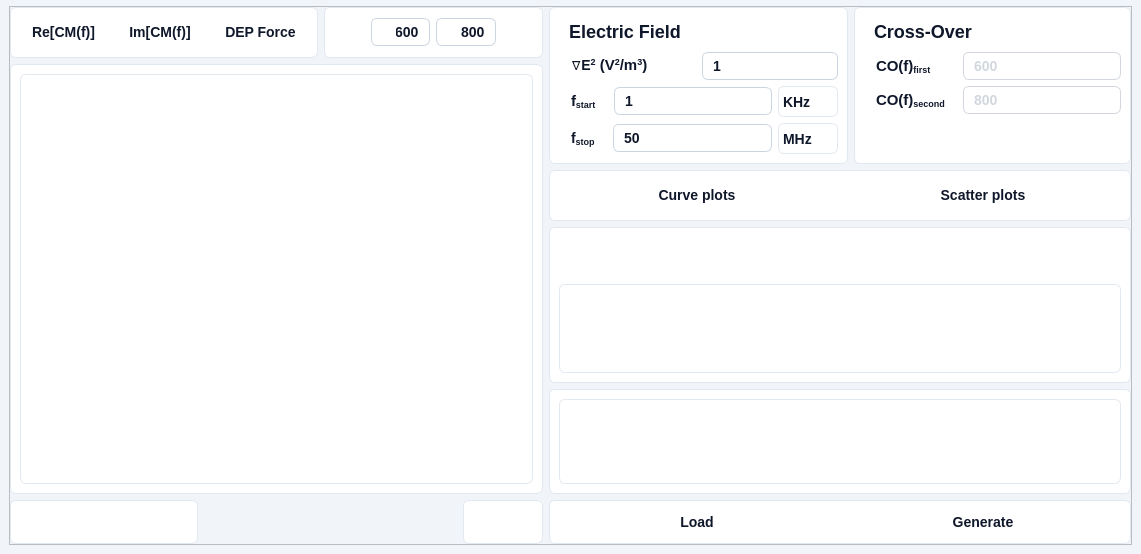
This is ui/main.ui in IoanTivig/OpenDEP_View as Qt 5 draws it before an edit. The edited form follows.
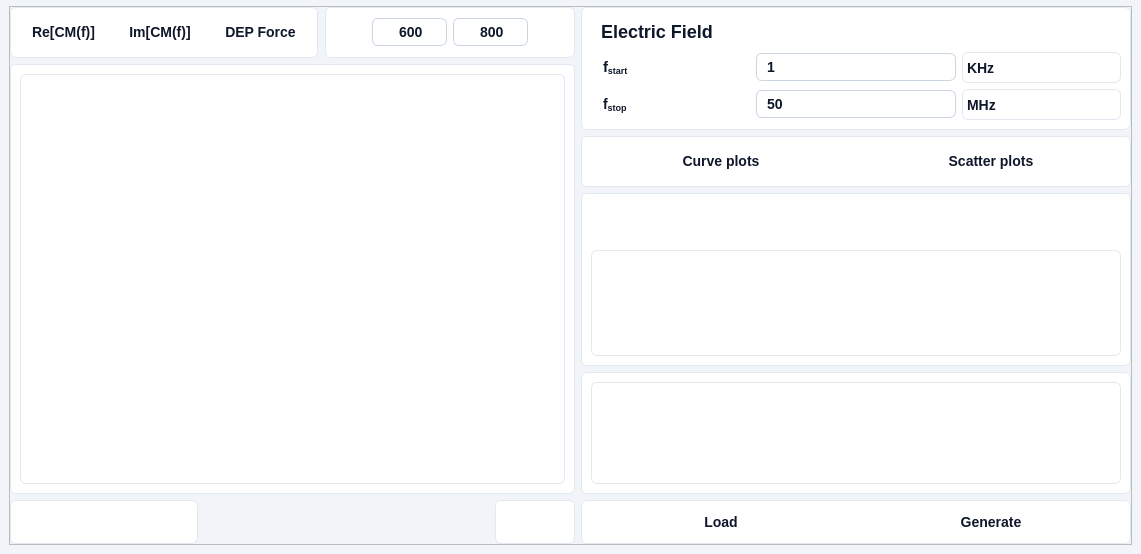
This is the edited form. Icons and pictures are not drawn. Custom widgets are drawn as their Qt base class.

Patch:
```diff
--- a/ui/main.ui
+++ b/ui/main.ui
@@ -1274,76 +1274,6 @@
                  </property>
                 </widget>
                </item>
-               <item>
-                <layout class="QHBoxLayout" name="horizontalLayout_45" stretch="1,1">
-                 <property name="leftMargin">
-                  <number>0</number>
-                 </property>
-                 <property name="topMargin">
-                  <number>0</number>
-                 </property>
-                 <property name="rightMargin">
-                  <number>0</number>
-                 </property>
-                 <property name="bottomMargin">
-                  <number>0</number>
-                 </property>
-                 <item>
-                  <widget class="QLabel" name="label_46">
-                   <property name="styleSheet">
-                    <string notr="true"> 	border: none;
-	color: #0F172A;  /* Text color */
-    font-family: 'Segoe UI', sans-serif;  /* Font family */
-    font-style: normal;  /* Font style */
-    font-weight: 500;  /* Font weight */
-    font-size: 14px;  /* Font size */
-    line-height: 24px;  /* Line height */
-    padding: 4px 8px;  /* Padding */</string>
-                   </property>
-                   <property name="text">
-                    <string>&lt;html&gt;&lt;head/&gt;&lt;body&gt;&lt;p&gt;∇E&lt;span style=&quot; vertical-align:super;&quot;&gt;2&lt;/span&gt;&lt;span style=&quot; font-size:11pt;&quot;&gt; (V&lt;/span&gt;&lt;span style=&quot; font-size:11pt; vertical-align:super;&quot;&gt;2&lt;/span&gt;&lt;span style=&quot; font-size:11pt;&quot;&gt;/m&lt;/span&gt;&lt;span style=&quot; font-size:11pt; vertical-align:super;&quot;&gt;3&lt;/span&gt;&lt;span style=&quot; font-size:11pt;&quot;&gt;)&lt;/span&gt;&lt;/p&gt;&lt;/body&gt;&lt;/html&gt;</string>
-                   </property>
-                  </widget>
-                 </item>
-                 <item>
-                  <widget class="QLineEdit" name="pyqt5_entry_param_fieldgrad">
-                   <property name="enabled">
-                    <bool>true</bool>
-                   </property>
-                   <property name="maximumSize">
-                    <size>
-                     <width>200</width>
-                     <height>16777215</height>
-                    </size>
-                   </property>
-                   <property name="styleSheet">
-                    <string notr="true">QLineEdit {
-    background: #FFFFFF;  /* Default background */
-    border: 1px solid #CBD5E1;  /* Default border */
-    border-radius: 6px;  /* Rounded corners */
-    color: #0F172A;  /* Text color */
-    font-family: 'Segoe UI', sans-serif;  /* Font family */
-    font-style: normal;  /* Font style */
-    font-weight: 500;  /* Font weight */
-    font-size: 14px;  /* Font size */
-    line-height: 24px;  /* Line height */
-    padding: 4px 8px;  /* Padding */
-}
-
-/* Disabled State */
-QLineEdit:disabled {
-    color: #D2D7DD;
-    border: 1px solid #D2D7DD;
-}
-</string>
-                   </property>
-                   <property name="text">
-                    <string>1</string>
-                   </property>
-                  </widget>
-                 </item>
-                </layout>
-               </item>
                <item>
                 <layout class="QHBoxLayout" name="horizontalLayout_46" stretch="0,1,0">
                  <property name="leftMargin">
@@ -1634,224 +1564,6 @@
               </layout>
              </widget>
             </item>
-            <item>
-             <widget class="QFrame" name="pyqt5_frame_toolbar_graphcontent_20">
-              <property name="layoutDirection">
-               <enum>Qt::LeftToRight</enum>
-              </property>
-              <property name="autoFillBackground">
-               <bool>false</bool>
-              </property>
-              <property name="styleSheet">
-               <string notr="true">box-sizing: border-box;
-display: flex;
-flex-direction: column;
-align-items: flex-start;
-gap: 25px;
-background: #FFFFFF;
-border: 1px solid #E2E8F0; /* slate/200 */
-border-radius: 6px;</string>
-              </property>
-              <property name="frameShape">
-               <enum>QFrame::StyledPanel</enum>
-              </property>
-              <property name="frameShadow">
-               <enum>QFrame::Raised</enum>
-              </property>
-              <layout class="QVBoxLayout" name="verticalLayout_27">
-               <property name="spacing">
-                <number>6</number>
-               </property>
-               <property name="leftMargin">
-                <number>9</number>
-               </property>
-               <property name="topMargin">
-                <number>9</number>
-               </property>
-               <property name="rightMargin">
-                <number>9</number>
-               </property>
-               <property name="bottomMargin">
-                <number>9</number>
-               </property>
-               <item>
-                <widget class="QLabel" name="label_29">
-                 <property name="sizePolicy">
-                  <sizepolicy hsizetype="Minimum" vsizetype="Minimum">
-                   <horstretch>0</horstretch>
-                   <verstretch>0</verstretch>
-                  </sizepolicy>
-                 </property>
-                 <property name="styleSheet">
-                  <string notr="true"> 	border: none;
-	color: #0F172A;  /* Text color */
-    font-family: 'Segoe UI', sans-serif;  /* Font family */
-    font-style: normal;  /* Font style */
-    font-weight: 500;  /* Font weight */
-    font-size: 18px;  /* Font size */
-    line-height: 24px;  /* Line height */
-    padding: 4px 5px;  /* Padding */</string>
-                 </property>
-                 <property name="text">
-                  <string>Cross-Over</string>
-                 </property>
-                </widget>
-               </item>
-               <item>
-                <layout class="QHBoxLayout" name="horizontalLayout_48" stretch="1,0">
-                 <property name="leftMargin">
-                  <number>0</number>
-                 </property>
-                 <property name="topMargin">
-                  <number>0</number>
-                 </property>
-                 <property name="rightMargin">
-                  <number>0</number>
-                 </property>
-                 <property name="bottomMargin">
-                  <number>0</number>
-                 </property>
-                 <item>
-                  <widget class="QLabel" name="label_49">
-                   <property name="styleSheet">
-                    <string notr="true"> 	border: none;
-	color: #0F172A;  /* Text color */
-    font-family: 'Segoe UI', sans-serif;  /* Font family */
-    font-style: normal;  /* Font style */
-    font-weight: 500;  /* Font weight */
-    font-size: 14px;  /* Font size */
-    line-height: 24px;  /* Line height */
-    padding: 4px 8px;  /* Padding */</string>
-                   </property>
-                   <property name="text">
-                    <string>&lt;html&gt;&lt;head/&gt;&lt;body&gt;&lt;p&gt;&lt;span style=&quot; font-size:11pt;&quot;&gt;CO(f)&lt;/span&gt;&lt;span style=&quot; font-size:11pt; vertical-align:sub;&quot;&gt;first&lt;/span&gt;&lt;/p&gt;&lt;/body&gt;&lt;/html&gt;</string>
-                   </property>
-                  </widget>
-                 </item>
-                 <item>
-                  <widget class="QLineEdit" name="pyqt5_entry_graph_width_5">
-                   <property name="enabled">
-                    <bool>false</bool>
-                   </property>
-                   <property name="maximumSize">
-                    <size>
-                     <width>200</width>
-                     <height>16777215</height>
-                    </size>
-                   </property>
-                   <property name="styleSheet">
-                    <string notr="true">QLineEdit {
-    background: #FFFFFF;  /* Default background */
-    border: 1px solid #CBD5E1;  /* Default border */
-    border-radius: 6px;  /* Rounded corners */
-    color: #0F172A;  /* Text color */
-    font-family: 'Segoe UI', sans-serif;  /* Font family */
-    font-style: normal;  /* Font style */
-    font-weight: 500;  /* Font weight */
-    font-size: 14px;  /* Font size */
-    line-height: 24px;  /* Line height */
-    padding: 4px 8px;  /* Padding */
-}
-
-/* Disabled State */
-QLineEdit:disabled {
-    color: #D2D7DD;
-    border: 1px solid #D2D7DD;
-}
-</string>
-                   </property>
-                   <property name="text">
-                    <string>600</string>
-                   </property>
-                  </widget>
-                 </item>
-                </layout>
-               </item>
-               <item>
-                <layout class="QHBoxLayout" name="horizontalLayout_49" stretch="1,0">
-                 <property name="leftMargin">
-                  <number>0</number>
-                 </property>
-                 <property name="topMargin">
-                  <number>0</number>
-                 </property>
-                 <property name="rightMargin">
-                  <number>0</number>
-                 </property>
-                 <property name="bottomMargin">
-                  <number>0</number>
-                 </property>
-                 <item>
-                  <widget class="QLabel" name="label_50">
-                   <property name="styleSheet">
-                    <string notr="true"> 	border: none;
-	color: #0F172A;  /* Text color */
-    font-family: 'Segoe UI', sans-serif;  /* Font family */
-    font-style: normal;  /* Font style */
-    font-weight: 500;  /* Font weight */
-    font-size: 14px;  /* Font size */
-    line-height: 24px;  /* Line height */
-    padding: 4px 8px;  /* Padding */</string>
-                   </property>
-                   <property name="text">
-                    <string>&lt;html&gt;&lt;head/&gt;&lt;body&gt;&lt;p&gt;&lt;span style=&quot; font-size:11pt;&quot;&gt;CO(f)&lt;/span&gt;&lt;span style=&quot; font-size:11pt; vertical-align:sub;&quot;&gt;second&lt;/span&gt;&lt;/p&gt;&lt;/body&gt;&lt;/html&gt;</string>
-                   </property>
-                  </widget>
-                 </item>
-                 <item>
-                  <widget class="QLineEdit" name="pyqt5_entry_graph_height_4">
-                   <property name="enabled">
-                    <bool>false</bool>
-                   </property>
-                   <property name="maximumSize">
-                    <size>
-                     <width>200</width>
-                     <height>16777215</height>
-                    </size>
-                   </property>
-                   <property name="styleSheet">
-                    <string notr="true">QLineEdit {
-    background: #FFFFFF;  /* Default background */
-    border: 1px solid #CBD5E1;  /* Default border */
-    border-radius: 6px;  /* Rounded corners */
-    color: #0F172A;  /* Text color */
-    font-family: 'Segoe UI', sans-serif;  /* Font family */
-    font-style: normal;  /* Font style */
-    font-weight: 500;  /* Font weight */
-    font-size: 14px;  /* Font size */
-    line-height: 24px;  /* Line height */
-    padding: 4px 8px;  /* Padding */
-}
-
-/* Disabled State */
-QLineEdit:disabled {
-    color: #D2D7DD;
-    border: 1px solid #D2D7DD;
-}</string>
-                   </property>
-                   <property name="text">
-                    <string>800</string>
-                   </property>
-                  </widget>
-                 </item>
-                </layout>
-               </item>
-               <item>
-                <spacer name="verticalSpacer_5">
-                 <property name="orientation">
-                  <enum>Qt::Vertical</enum>
-                 </property>
-                 <property name="sizeHint" stdset="0">
-                  <size>
-                   <width>0</width>
-                   <height>0</height>
-                  </size>
-                 </property>
-                </spacer>
-               </item>
-              </layout>
-             </widget>
-            </item>
            </layout>
           </item>
           <item>
@@ -2090,7 +1802,7 @@
                      <x>0</x>
                      <y>0</y>
                      <width>530</width>
-                     <height>78</height>
+                     <height>98</height>
                     </rect>
                    </property>
                    <property name="sizePolicy">
@@ -2449,7 +2161,7 @@
                      <x>0</x>
                      <y>0</y>
                      <width>530</width>
-                     <height>72</height>
+                     <height>91</height>
                     </rect>
                    </property>
                    <layout class="QVBoxLayout" name="verticalLayout_7">
```
